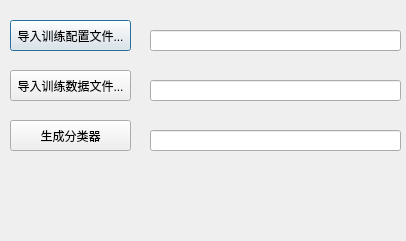
First picture: the form in GUI/TestModule.ui, repository brucelv1/TestModule, before the edit.
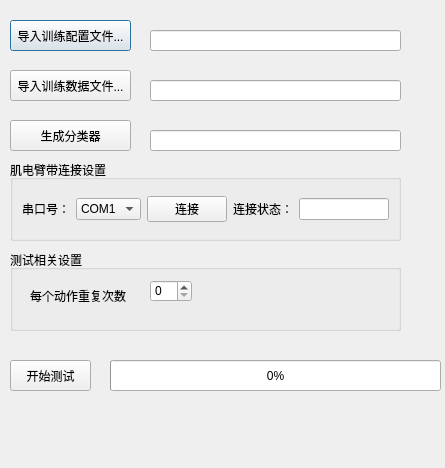
Second picture: the form after the edit.

```diff
--- a/GUI/TestModule.ui
+++ b/GUI/TestModule.ui
@@ -6,8 +6,8 @@
    <rect>
     <x>0</x>
     <y>0</y>
-    <width>406</width>
-    <height>241</height>
+    <width>445</width>
+    <height>468</height>
    </rect>
   </property>
   <property name="windowTitle">
@@ -88,6 +88,163 @@
     </rect>
    </property>
   </widget>
+  <widget class="QGroupBox" name="groupBox">
+   <property name="geometry">
+    <rect>
+     <x>10</x>
+     <y>160</y>
+     <width>391</width>
+     <height>81</height>
+    </rect>
+   </property>
+   <property name="title">
+    <string>肌电臂带连接设置</string>
+   </property>
+   <layout class="QHBoxLayout" name="horizontalLayout_2">
+    <item>
+     <layout class="QHBoxLayout" name="horizontalLayout">
+      <item>
+       <widget class="QLabel" name="label">
+        <property name="text">
+         <string>串口号：</string>
+        </property>
+       </widget>
+      </item>
+      <item>
+       <widget class="QComboBox" name="cbBox_Armband">
+        <item>
+         <property name="text">
+          <string>COM1</string>
+         </property>
+        </item>
+        <item>
+         <property name="text">
+          <string>COM2</string>
+         </property>
+        </item>
+        <item>
+         <property name="text">
+          <string>COM3</string>
+         </property>
+        </item>
+        <item>
+         <property name="text">
+          <string>COM4</string>
+         </property>
+        </item>
+        <item>
+         <property name="text">
+          <string>COM5</string>
+         </property>
+        </item>
+        <item>
+         <property name="text">
+          <string>COM6</string>
+         </property>
+        </item>
+        <item>
+         <property name="text">
+          <string>COM7</string>
+         </property>
+        </item>
+        <item>
+         <property name="text">
+          <string>COM8</string>
+         </property>
+        </item>
+        <item>
+         <property name="text">
+          <string>COM9</string>
+         </property>
+        </item>
+       </widget>
+      </item>
+      <item>
+       <widget class="QPushButton" name="Btn_Connect">
+        <property name="text">
+         <string>连接</string>
+        </property>
+       </widget>
+      </item>
+      <item>
+       <widget class="QLabel" name="label_2">
+        <property name="text">
+         <string>连接状态：</string>
+        </property>
+       </widget>
+      </item>
+      <item>
+       <widget class="QLineEdit" name="LE_Armband_Status"/>
+      </item>
+     </layout>
+    </item>
+   </layout>
+  </widget>
+  <widget class="QGroupBox" name="groupBox_2">
+   <property name="geometry">
+    <rect>
+     <x>10</x>
+     <y>250</y>
+     <width>391</width>
+     <height>81</height>
+    </rect>
+   </property>
+   <property name="title">
+    <string>测试相关设置</string>
+   </property>
+   <widget class="QSpinBox" name="spinB_ActionTimes">
+    <property name="geometry">
+     <rect>
+      <x>140</x>
+      <y>30</y>
+      <width>42</width>
+      <height>22</height>
+     </rect>
+    </property>
+    <property name="maximum">
+     <number>99</number>
+    </property>
+   </widget>
+   <widget class="QLabel" name="label_3">
+    <property name="geometry">
+     <rect>
+      <x>20</x>
+      <y>30</y>
+      <width>101</width>
+      <height>31</height>
+     </rect>
+    </property>
+    <property name="text">
+     <string>每个动作重复次数</string>
+    </property>
+   </widget>
+  </widget>
+  <widget class="QPushButton" name="pushButton">
+   <property name="geometry">
+    <rect>
+     <x>10</x>
+     <y>360</y>
+     <width>81</width>
+     <height>31</height>
+    </rect>
+   </property>
+   <property name="text">
+    <string>开始测试</string>
+   </property>
+  </widget>
+  <widget class="QProgressBar" name="progressBar">
+   <property name="geometry">
+    <rect>
+     <x>110</x>
+     <y>360</y>
+     <width>331</width>
+     <height>31</height>
+    </rect>
+   </property>
+   <property name="value">
+    <number>0</number>
+   </property>
+  </widget>
  </widget>
  <resources/>
  <connections/>
```
